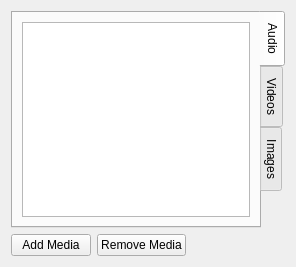
Old version of the form src/gui/ui/LibraryWidget.ui in the repository VLMC/vlmc.
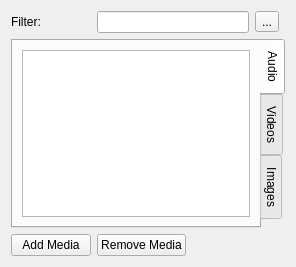
New version of the form. The open tabs and pages were chosen to show the change. Icons and pictures are not drawn. Custom widgets are drawn as their Qt base class.

Commit message:
Added filter functionanlity for the Media Library
Solved missing icons for MediaProperty dialog

The edit to the form file:
```diff
--- a/src/gui/ui/LibraryWidget.ui
+++ b/src/gui/ui/LibraryWidget.ui
@@ -14,7 +14,7 @@
    <string>Form</string>
   </property>
   <layout class="QGridLayout" name="gridLayout">
-   <item row="0" column="0" colspan="4">
+   <item row="1" column="1" colspan="5">
     <widget class="QTabWidget" name="LibraryTabs">
      <property name="acceptDrops">
       <bool>true</bool>
@@ -23,7 +23,7 @@
       <enum>QTabWidget::East</enum>
      </property>
      <property name="currentIndex">
-      <number>1</number>
+      <number>0</number>
      </property>
      <property name="elideMode">
       <enum>Qt::ElideNone</enum>
@@ -138,7 +138,7 @@
      </widget>
     </widget>
    </item>
-   <item row="1" column="0">
+   <item row="2" column="1">
     <widget class="QPushButton" name="pushButtonAddMedia">
      <property name="sizePolicy">
       <sizepolicy hsizetype="Fixed" vsizetype="Fixed">
@@ -151,7 +151,7 @@
      </property>
     </widget>
    </item>
-   <item row="1" column="1">
+   <item row="2" column="2">
     <widget class="QPushButton" name="pushButtonRemoveMedia">
      <property name="sizePolicy">
       <sizepolicy hsizetype="Fixed" vsizetype="Fixed">
@@ -170,7 +170,7 @@
      </property>
     </widget>
    </item>
-   <item row="1" column="2">
+   <item row="2" column="3">
     <spacer name="horizontalSpacer">
      <property name="orientation">
       <enum>Qt::Horizontal</enum>
@@ -183,6 +183,27 @@
      </property>
     </spacer>
    </item>
+   <item row="0" column="2" colspan="2">
+    <widget class="QLineEdit" name="filterInput"/>
+   </item>
+   <item row="0" column="1">
+    <widget class="QLabel" name="filterLabel">
+     <property name="text">
+      <string>Filter:</string>
+     </property>
+    </widget>
+   </item>
+   <item row="0" column="4">
+    <widget class="QToolButton" name="clearFilterButton">
+     <property name="text">
+      <string>...</string>
+     </property>
+     <property name="icon">
+      <iconset resource="../../../ressources.qrc">
+       <normaloff>:/images/images/clear.png</normaloff>:/images/images/clear.png</iconset>
+     </property>
+    </widget>
+   </item>
   </layout>
  </widget>
  <customwidgets>
```
Left out of the diff: 4 changed lines with no effect on the pictures. The commit also changes 9 other files.
